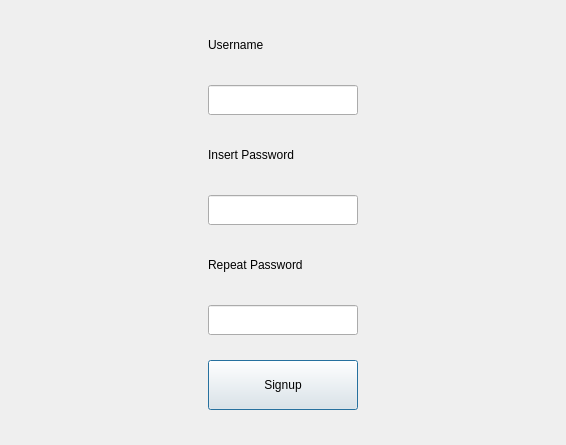
Qt form concurrentTextEditor/dialogsignup.ui (scottiexdev/concurrentTextEditor) before a commit.
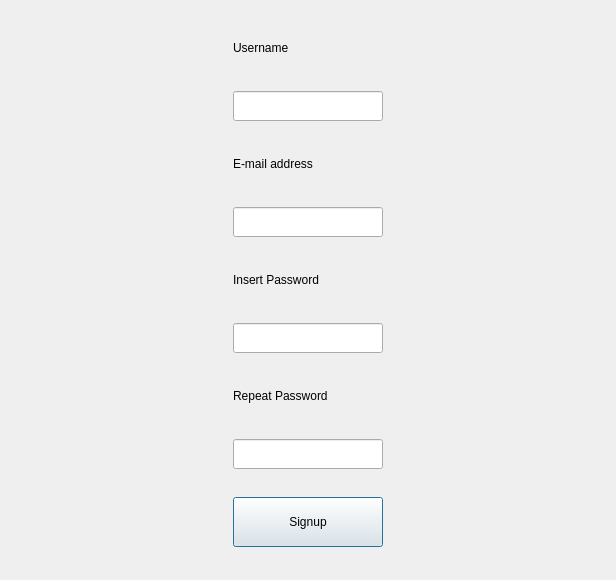
The same form after that commit.

Commit message: Edit Buttons accountSetting + tab order dialogsignup & clientmain

Diff of the .ui file:
```diff
--- a/concurrentTextEditor/dialogsignup.ui
+++ b/concurrentTextEditor/dialogsignup.ui
@@ -6,57 +6,16 @@
    <rect>
     <x>0</x>
     <y>0</y>
-    <width>566</width>
-    <height>445</height>
+    <width>616</width>
+    <height>580</height>
    </rect>
   </property>
   <property name="windowTitle">
    <string>Signup</string>
   </property>
   <layout class="QGridLayout" name="gridLayout">
-   <item row="0" column="0">
-    <widget class="QLabel" name="label">
-     <property name="minimumSize">
-      <size>
-       <width>150</width>
-       <height>30</height>
-      </size>
-     </property>
-     <property name="maximumSize">
-      <size>
-       <width>150</width>
-       <height>30</height>
-      </size>
-     </property>
-     <property name="text">
-      <string>Username</string>
-     </property>
-    </widget>
-   </item>
-   <item row="1" column="0">
-    <widget class="QLineEdit" name="lineEdit_Usr">
-     <property name="minimumSize">
-      <size>
-       <width>150</width>
-       <height>30</height>
-      </size>
-     </property>
-     <property name="maximumSize">
-      <size>
-       <width>150</width>
-       <height>30</height>
-      </size>
-     </property>
-    </widget>
-   </item>
    <item row="2" column="0">
-    <widget class="QLabel" name="label_2">
-     <property name="minimumSize">
-      <size>
-       <width>150</width>
-       <height>30</height>
-      </size>
-     </property>
+    <widget class="QLabel" name="label_email">
      <property name="maximumSize">
       <size>
        <width>150</width>
@@ -64,26 +23,7 @@
       </size>
      </property>
      <property name="text">
-      <string>Insert Password</string>
-     </property>
-    </widget>
-   </item>
-   <item row="3" column="0">
-    <widget class="QLineEdit" name="lineEdit_PwdIns">
-     <property name="minimumSize">
-      <size>
-       <width>150</width>
-       <height>30</height>
-      </size>
-     </property>
-     <property name="maximumSize">
-      <size>
-       <width>150</width>
-       <height>30</height>
-      </size>
-     </property>
-     <property name="echoMode">
-      <enum>QLineEdit::Password</enum>
+      <string>E-mail address</string>
      </property>
     </widget>
    </item>
@@ -102,11 +42,46 @@
       </size>
      </property>
      <property name="text">
-      <string>Repeat Password</string>
+      <string>Insert Password</string>
      </property>
     </widget>
    </item>
    <item row="5" column="0">
+    <widget class="QLineEdit" name="lineEdit_PwdIns">
+     <property name="minimumSize">
+      <size>
+       <width>150</width>
+       <height>30</height>
+      </size>
+     </property>
+     <property name="maximumSize">
+      <size>
+       <width>150</width>
+       <height>30</height>
+      </size>
+     </property>
+     <property name="echoMode">
+      <enum>QLineEdit::Password</enum>
+     </property>
+    </widget>
+   </item>
+   <item row="1" column="0">
+    <widget class="QLineEdit" name="lineEdit_Usr">
+     <property name="minimumSize">
+      <size>
+       <width>150</width>
+       <height>30</height>
+      </size>
+     </property>
+     <property name="maximumSize">
+      <size>
+       <width>150</width>
+       <height>30</height>
+      </size>
+     </property>
+    </widget>
+   </item>
+   <item row="7" column="0">
     <widget class="QLineEdit" name="lineEdit_PwdConf">
      <property name="minimumSize">
       <size>
@@ -128,7 +103,45 @@
      </property>
     </widget>
    </item>
+   <item row="0" column="0">
+    <widget class="QLabel" name="label_usr">
+     <property name="minimumSize">
+      <size>
+       <width>150</width>
+       <height>30</height>
+      </size>
+     </property>
+     <property name="maximumSize">
+      <size>
+       <width>150</width>
+       <height>30</height>
+      </size>
+     </property>
+     <property name="text">
+      <string>Username</string>
+     </property>
+    </widget>
+   </item>
    <item row="6" column="0">
+    <widget class="QLabel" name="label_pwd2">
+     <property name="minimumSize">
+      <size>
+       <width>150</width>
+       <height>30</height>
+      </size>
+     </property>
+     <property name="maximumSize">
+      <size>
+       <width>150</width>
+       <height>30</height>
+      </size>
+     </property>
+     <property name="text">
+      <string>Repeat Password</string>
+     </property>
+    </widget>
+   </item>
+   <item row="8" column="0">
     <widget class="QPushButton" name="pushButton">
      <property name="minimumSize">
       <size>
@@ -147,6 +160,16 @@
      </property>
     </widget>
    </item>
+   <item row="3" column="0">
+    <widget class="QLineEdit" name="lineEdit_email">
+     <property name="maximumSize">
+      <size>
+       <width>150</width>
+       <height>30</height>
+      </size>
+     </property>
+    </widget>
+   </item>
   </layout>
  </widget>
  <resources/>
```
Left out of the diff: 9 changed lines with no effect on the pictures. The commit also changes 9 other files.
